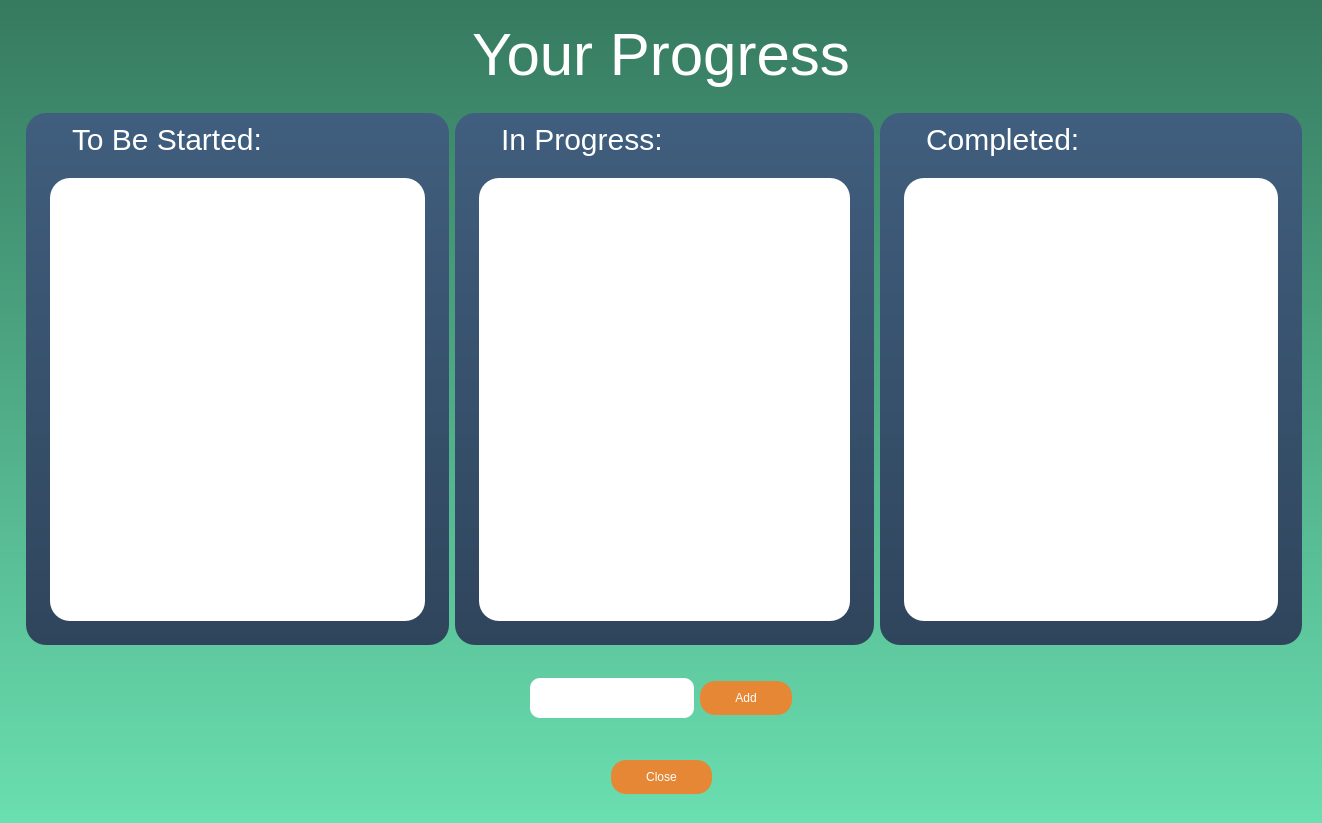
Qt form todo.ui (bikraj2/MITRA_FINAL) before a commit.
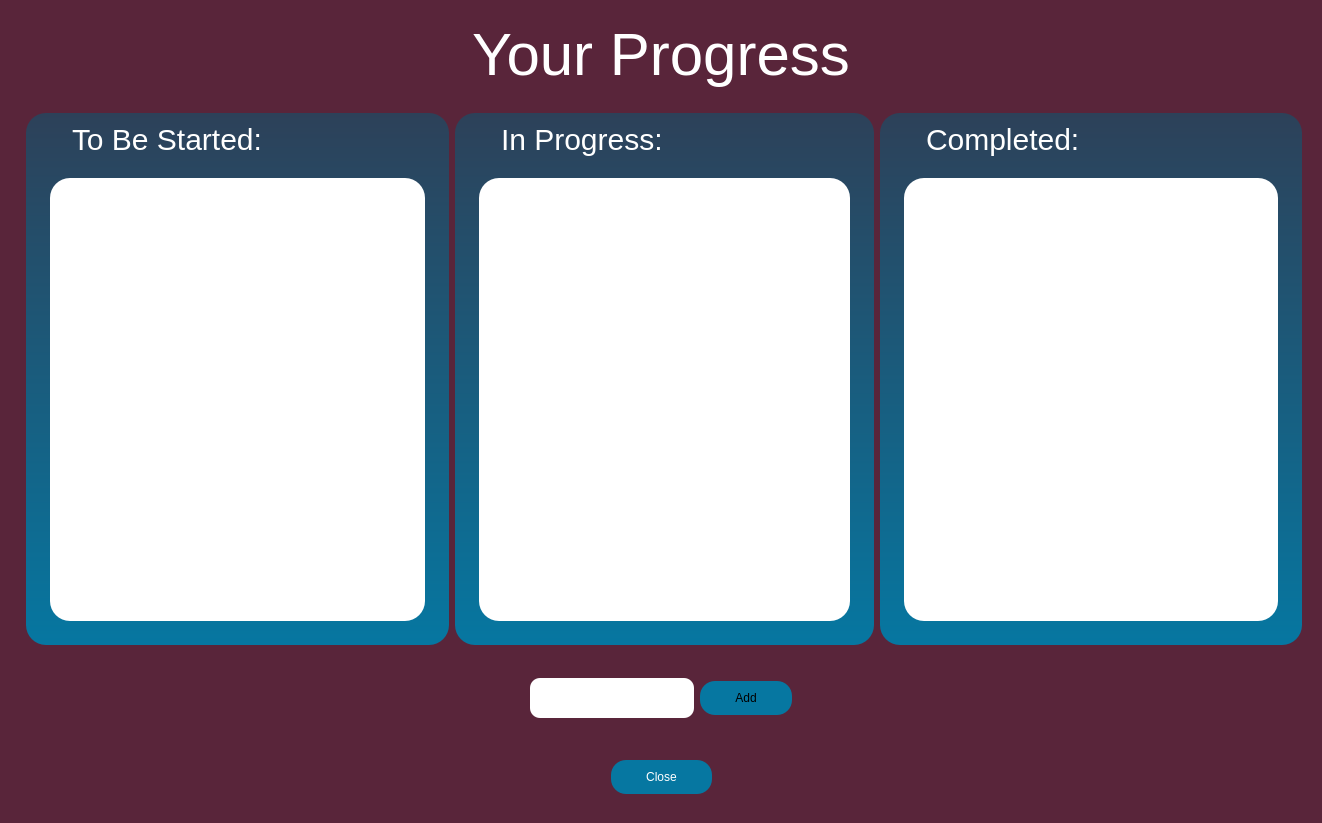
The same form after that commit.

```diff
--- a/todo.ui
+++ b/todo.ui
@@ -26,7 +26,7 @@
    <string>Dialog</string>
   </property>
   <property name="styleSheet">
-   <string notr="true">background-color: qlineargradient(spread:pad, x1:1, y1:1, x2:1, y2:0, stop:0 #6adfb0, stop:1 #367a5f);border-radius: 300px;
+   <string notr="true">background-color:  #59253A;border-radius: 300px;
 </string>
   </property>
   <layout class="QVBoxLayout" name="verticalLayout">
@@ -111,7 +111,7 @@
       <item>
        <widget class="QFrame" name="to_be_started_main">
         <property name="styleSheet">
-         <string notr="true">background-color: qlineargradient(spread:pad, x1:1, y1:1, x2:1, y2:0, stop:0 #2f455c, stop:1 #405E7E); border-radius:20; padding-left:15;padding-right:15; padding-bottom:15;</string>
+         <string notr="true">background-color: qlineargradient(spread:pad, x1:1, y1:1, x2:1, y2:0, stop:0 #0677A1, stop:1 #2D4159);; border-radius:20; padding-left:15;padding-right:15; padding-bottom:15;</string>
         </property>
         <property name="frameShape">
          <enum>QFrame::StyledPanel</enum>
@@ -136,7 +136,7 @@
          <item>
           <widget class="QFrame" name="frame_5">
            <property name="styleSheet">
-            <string notr="true">background-color:white; padding:0; margin:0;</string>
+            <string notr="true">background-color: white; padding-bottom:15;</string>
            </property>
            <property name="frameShape">
             <enum>QFrame::StyledPanel</enum>
@@ -156,13 +156,13 @@
               <property name="minimumSize">
                <size>
                 <width>323</width>
-                <height>401</height>
+                <height>380</height>
                </size>
               </property>
               <property name="maximumSize">
                <size>
                 <width>323</width>
-                <height>401</height>
+                <height>380</height>
                </size>
               </property>
               <property name="styleSheet">
@@ -177,7 +177,7 @@
                  <x>0</x>
                  <y>0</y>
                  <width>323</width>
-                 <height>401</height>
+                 <height>380</height>
                 </rect>
                </property>
               </widget>
@@ -192,7 +192,7 @@
       <item>
        <widget class="QFrame" name="to_be_started_main_2">
         <property name="styleSheet">
-         <string notr="true">background-color: qlineargradient(spread:pad, x1:1, y1:1, x2:1, y2:0, stop:0 #2f455c, stop:1 #405E7E); border-radius:20; padding-left:15;padding-right:15; padding-bottom:15;</string>
+         <string notr="true">background-color: qlineargradient(spread:pad, x1:1, y1:1, x2:1, y2:0, stop:0 #0677A1, stop:1 #2D4159);; border-radius:20; padding-left:15;padding-right:15; padding-bottom:15;</string>
         </property>
         <property name="frameShape">
          <enum>QFrame::StyledPanel</enum>
@@ -217,7 +217,7 @@
          <item>
           <widget class="QFrame" name="frame_7">
            <property name="styleSheet">
-            <string notr="true">background-color:white;</string>
+            <string notr="true">background-color: white; padding-bottom:15;</string>
            </property>
            <property name="frameShape">
             <enum>QFrame::StyledPanel</enum>
@@ -231,13 +231,13 @@
               <property name="minimumSize">
                <size>
                 <width>323</width>
-                <height>401</height>
+                <height>380</height>
                </size>
               </property>
               <property name="maximumSize">
                <size>
                 <width>323</width>
-                <height>401</height>
+                <height>380</height>
                </size>
               </property>
               <property name="styleSheet">
@@ -252,7 +252,7 @@
                  <x>0</x>
                  <y>0</y>
                  <width>293</width>
-                 <height>371</height>
+                 <height>350</height>
                 </rect>
                </property>
               </widget>
@@ -267,7 +267,7 @@
       <item>
        <widget class="QFrame" name="to_be_started_main_3">
         <property name="styleSheet">
-         <string notr="true">background-color: qlineargradient(spread:pad, x1:1, y1:1, x2:1, y2:0, stop:0 #2f455c, stop:1 #405E7E); border-radius:20; padding-left:15;padding-right:15; padding-bottom:15;</string>
+         <string notr="true">background-color: qlineargradient(spread:pad, x1:1, y1:1, x2:1, y2:0, stop:0 #0677A1, stop:1 #2D4159);; border-radius:20; padding-left:15;padding-right:15; padding-bottom:15;</string>
         </property>
         <property name="frameShape">
          <enum>QFrame::StyledPanel</enum>
@@ -292,7 +292,7 @@
          <item>
           <widget class="QFrame" name="frame_8">
            <property name="styleSheet">
-            <string notr="true">background-color:white;</string>
+            <string notr="true">background-color: white; padding-bottom:15;</string>
            </property>
            <property name="frameShape">
             <enum>QFrame::StyledPanel</enum>
@@ -306,13 +306,13 @@
               <property name="minimumSize">
                <size>
                 <width>323</width>
-                <height>401</height>
+                <height>380</height>
                </size>
               </property>
               <property name="maximumSize">
                <size>
                 <width>401</width>
-                <height>16777215</height>
+                <height>380</height>
                </size>
               </property>
               <property name="styleSheet">
@@ -327,7 +327,7 @@
                  <x>0</x>
                  <y>0</y>
                  <width>293</width>
-                 <height>371</height>
+                 <height>350</height>
                 </rect>
                </property>
               </widget>
@@ -377,8 +377,7 @@
       <item>
        <widget class="QPushButton" name="pushButton_27">
         <property name="styleSheet">
-         <string notr="true">background-color: #e68736;
-color:white;
+         <string notr="true">background-color: #0677A1;
 font: bold 20px,  &quot;Sherif&quot; ; 
 border-width: 5px;
 border-radius: 15px; padding:10; padding-left:35;padding-right:35;</string>
@@ -441,7 +440,7 @@
          <item>
           <widget class="QPushButton" name="pushButton_26">
            <property name="styleSheet">
-            <string notr="true">background-color: #e68736;
+            <string notr="true">background-color: #0677A1;
 color:white;
 font: bold 20px,  &quot;Sherif&quot; ; 
 border-width: 5px;
```
Left out of the diff: 2 changed lines with no effect on the pictures.
